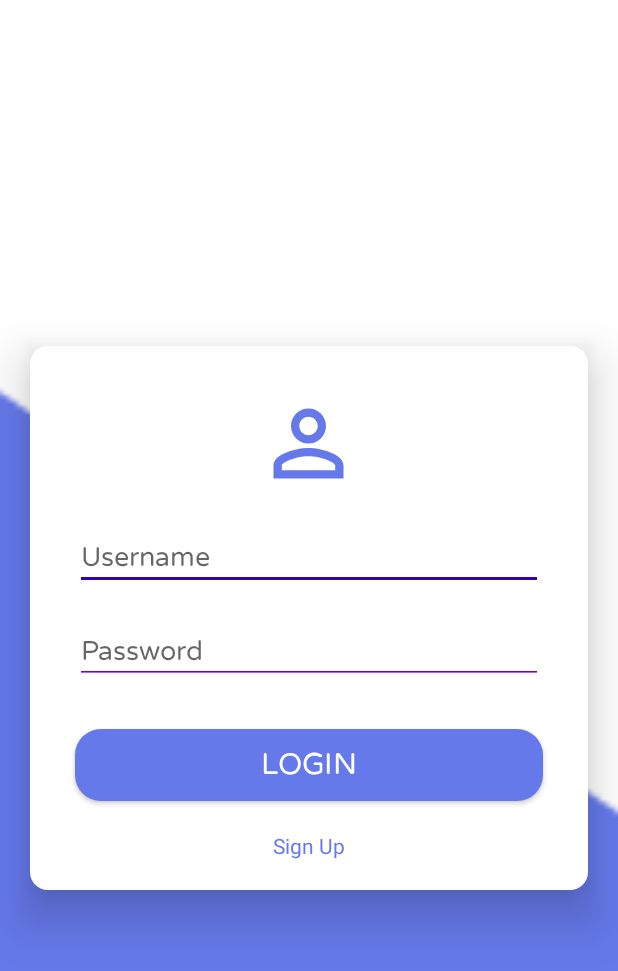
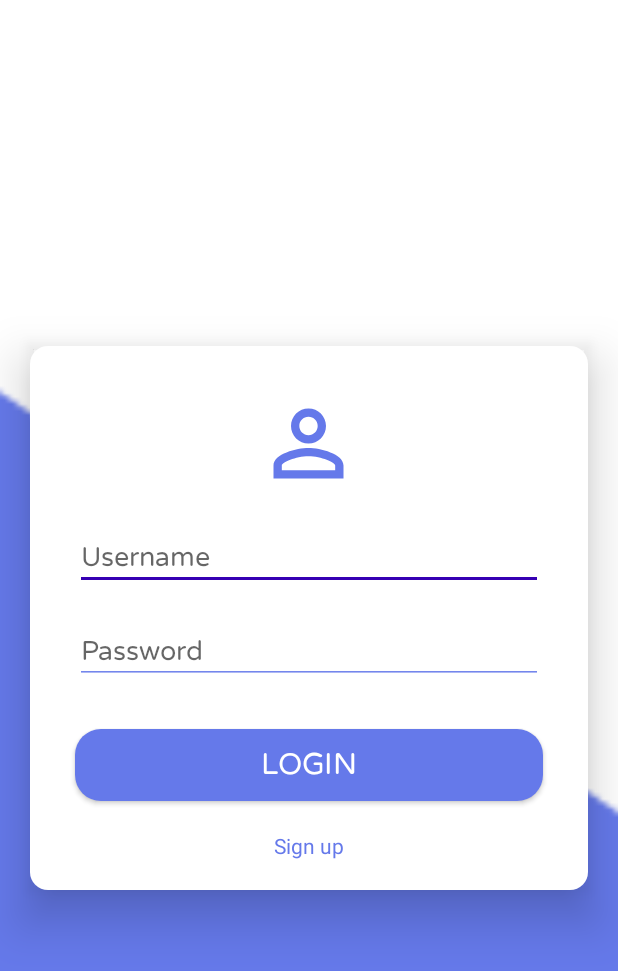
Before and after one commit to AbdoBoum/RecyclerViewApp, an Android app: the screen it shows after launch (LoginActivity), on a phone screen of 412 x 824 dp. Shown: the top 971 px of the screen. Run offline under Robolectric (Android 15) with nearby library versions, the phone set to English and light mode, and no system bars; our stand-ins replace Room's generated code; libraries missing offline, so code that uses them is left out: android.arch.persistence.

Commit message:
adding colors

```diff
--- a/app/src/main/res/drawable-v24/button.xml
+++ b/app/src/main/res/drawable-v24/button.xml
@@ -5,7 +5,7 @@
         android:radius="17dp" />
 
     <solid
-        android:color="#6579EA" />
+        android:color="@color/mainColor" />
 
     <size
         android:width="165dp"
--- a/app/src/main/res/layout/add_etablissement_fragment.xml
+++ b/app/src/main/res/layout/add_etablissement_fragment.xml
@@ -76,8 +76,7 @@
         android:fontFamily="@font/varela"
         android:text="ADD"
         android:textColor="@android:color/white"
-        android:textSize="20sp"
-        android:backgroundTint="@color/colorPrimary"/>
+        android:textSize="20sp" />
 
 
 
--- a/app/src/main/res/layout/fragment_login.xml
+++ b/app/src/main/res/layout/fragment_login.xml
@@ -58,7 +58,7 @@
             android:layout_marginEnd="30dp"
             android:background="@drawable/button"
             android:fontFamily="@font/varela"
-            android:text="Login"
+            android:text="@string/login"
             android:textColor="@android:color/white"
             android:textSize="20sp" />
 
@@ -66,10 +66,10 @@
             android:id="@+id/registre"
             android:layout_width="wrap_content"
             android:layout_height="wrap_content"
-            android:text="Sign Up"
+            android:text="@string/signup"
             android:layout_marginTop="20dp"
             android:layout_gravity="center"
-            android:textColor="#6579EA"/>
+            android:textColor="@color/mainColor"/>
 
     </LinearLayout>
 
--- a/app/src/main/res/layout/recycler_view.xml
+++ b/app/src/main/res/layout/recycler_view.xml
@@ -21,6 +21,7 @@
         android:layout_alignBottom="@+id/recycler"
         android:layout_gravity="bottom|end"
         android:layout_marginEnd="15dp"
+        android:backgroundTint="#6579EA"
         android:layout_marginBottom="19dp"
         android:src="@drawable/ic_add_black_24dp"
         android:layout_margin="32dp" />
--- a/app/src/main/res/layout/toolbar.xml
+++ b/app/src/main/res/layout/toolbar.xml
@@ -3,7 +3,7 @@
     android:layout_width="match_parent"
     android:layout_height="wrap_content"
     xmlns:app="http://schemas.android.com/apk/res-auto"
-    android:background="@color/colorPrimary"
+    android:background="@color/primary"
     android:elevation="4dp"
     app:popupTheme="@style/ThemeOverlay.AppCompat.Light"
     android:theme="@android:style/ThemeOverlay.Material.Dark.ActionBar">
--- a/app/src/main/res/values/colors.xml
+++ b/app/src/main/res/values/colors.xml
@@ -4,7 +4,8 @@
     <color name="colorPrimaryDark">#00574B</color>
     <color name="colorAccent">#D81B60</color>
 
-    <color name="primary">#6300EE</color>
+    <color name="mainColor">#6579EA</color>
+    <color name="primary">#7486ec</color>
     <color name="primaryVariant">#3600B3</color>
     <color name="secondary">#03DAC6</color>
     <color name="secondaryVariant">#018786</color>
--- a/app/src/main/res/values/strings.xml
+++ b/app/src/main/res/values/strings.xml
@@ -1,3 +1,5 @@
 <resources>
     <string name="app_name">EtablissementManagement</string>
+    <string name="login">Login</string>
+    <string name="signup">Sign up</string>
 </resources>
```
